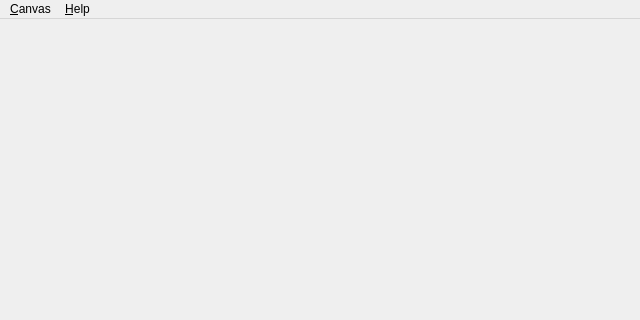
First picture: the form in examples/skybox/gui/mainwindow.ui, repository cgcostume/osghimmel, before the edit; both pictures show x 0 to 640 and y 0 to 320 of the 640 by 480 pixel window.
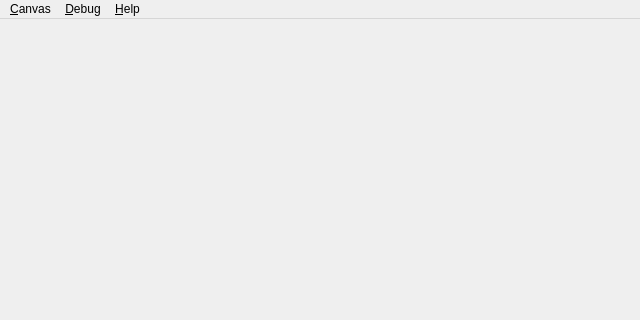
Second picture: the form after the edit. Custom widgets are drawn as their Qt base class.

The edit to the form file:
```diff
--- a/examples/skybox/gui/mainwindow.ui
+++ b/examples/skybox/gui/mainwindow.ui
@@ -60,7 +60,15 @@
     </property>
     <addaction name="aboutAction"/>
    </widget>
+   <widget class="QMenu" name="menu_Debug">
+    <property name="title">
+     <string>&amp;Debug</string>
+    </property>
+    <addaction name="moonLockAction"/>
+    <addaction name="sunLockAction"/>
+   </widget>
    <addaction name="canvasMenu"/>
+   <addaction name="menu_Debug"/>
    <addaction name="helpMenu"/>
   </widget>
   <widget class="QStatusBar" name="statusBar"/>
```
Left out of the diff: 31 changed lines with no effect on the pictures.
